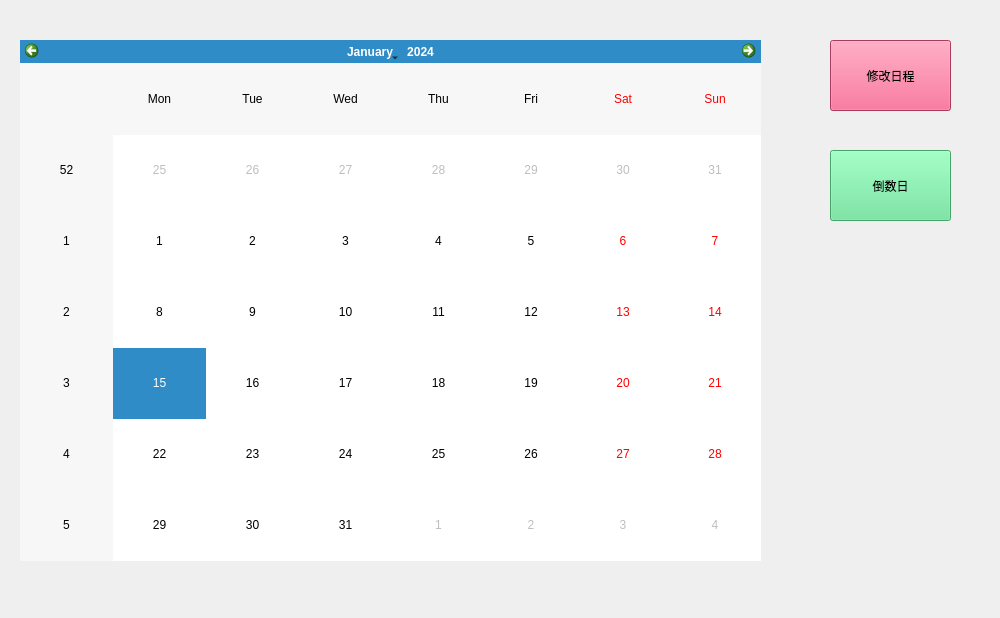
This is realProgect/calendarmc.ui in Arthur381/QTproject as Qt 5 draws it before an edit. The edited form follows.
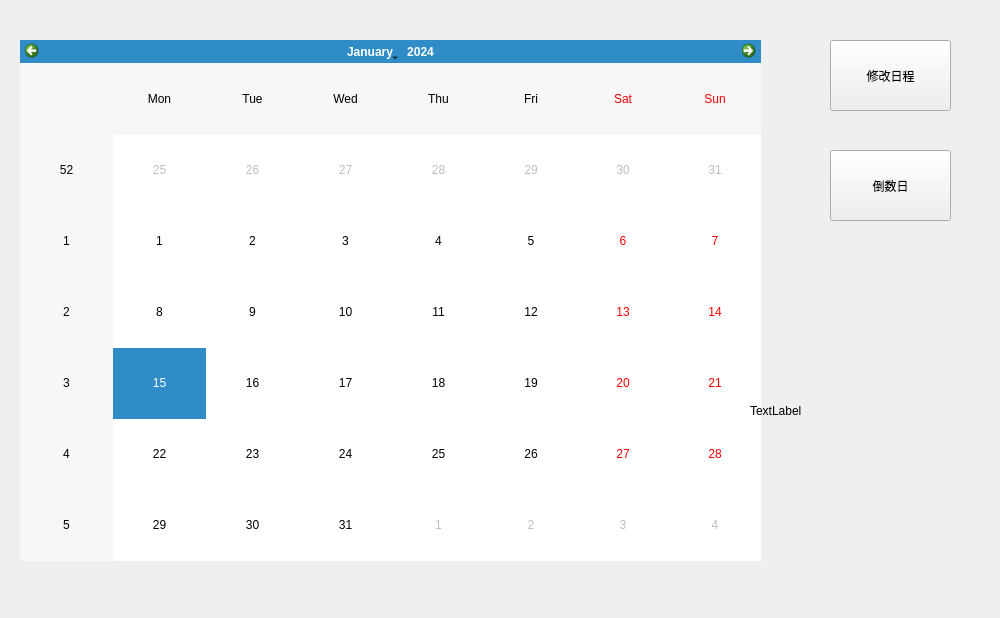
This is the edited form. Icons and pictures are not drawn.

```diff
--- a/realProgect/calendarmc.ui
+++ b/realProgect/calendarmc.ui
@@ -58,7 +58,7 @@
     </rect>
    </property>
    <property name="styleSheet">
-    <string notr="true">QPushButton#Modify{background-color: rgb(239, 82, 129);width: 60px;height: 35px;}</string>
+    <string notr="true"/>
    </property>
    <property name="text">
     <string>修改日程</string>
@@ -74,12 +74,25 @@
     </rect>
    </property>
    <property name="styleSheet">
-    <string notr="true">QPushButton#countdowndays{background-color: rgb(96, 229, 147);width: 60px;height: 35px;}</string>
+    <string notr="true"/>
    </property>
    <property name="text">
     <string>倒数日</string>
    </property>
   </widget>
+  <widget class="QLabel" name="label_rd">
+   <property name="geometry">
+    <rect>
+     <x>750</x>
+     <y>210</y>
+     <width>251</width>
+     <height>401</height>
+    </rect>
+   </property>
+   <property name="text">
+    <string>TextLabel</string>
+   </property>
+  </widget>
  </widget>
  <resources/>
  <connections/>
```
Left out of the diff: 6 changed lines with no effect on the pictures.
